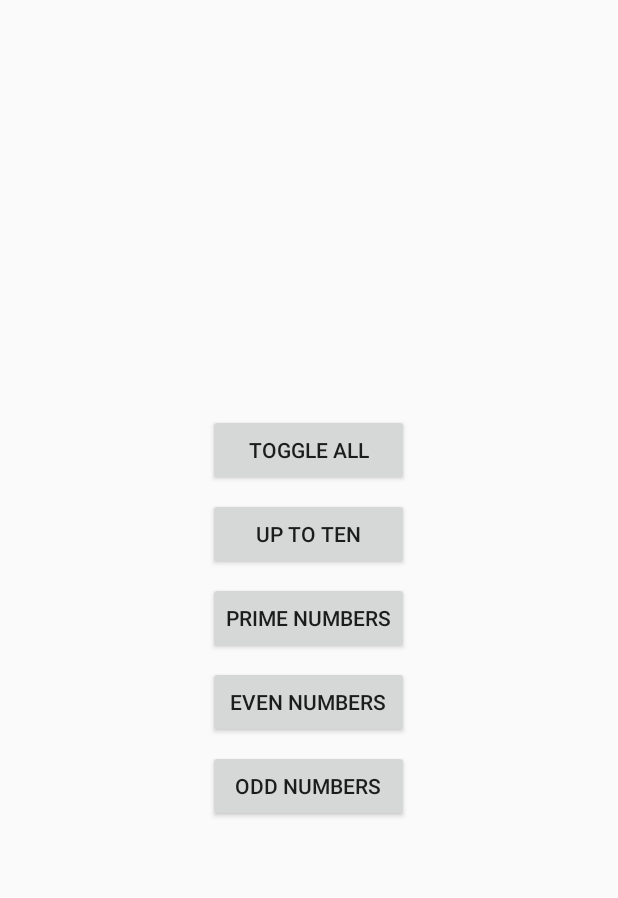
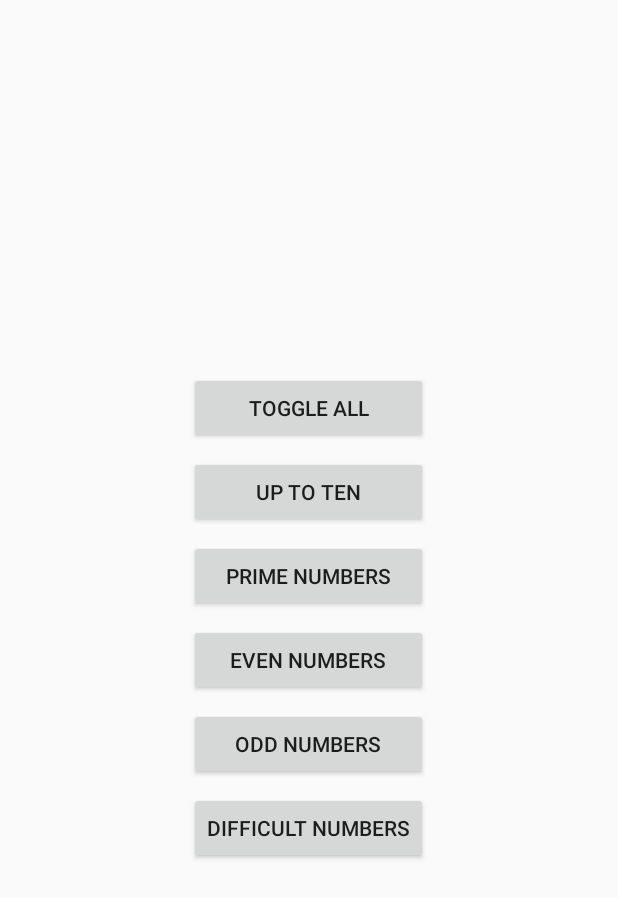
Before and after one commit to Frans-Lukas/MultiplicationQuiz, an Android app: the layout fragment_toggle_dialog.xml on its own in the app's theme, with its tools: preview values and no code run, on a phone screen of 412 x 824 dp. Shown: the top 898 px of the screen. Run offline under Robolectric (Android 15) with nearby library versions, the phone set to English and light mode, and no system bars.

Commit message:
added cancel button

```diff
--- a/app/src/main/java/com/example/multiplicationtablequiz/QuestionViewModel.kt
+++ b/app/src/main/java/com/example/multiplicationtablequiz/QuestionViewModel.kt
@@ -28,7 +28,6 @@ class QuestionViewModel(application: Application) : AndroidViewModel(application
     fun findByPair(prod1:Int, prod2:Int) : LiveData<List<MultiplicationPair>> =
             runBlocking { repository.findByMultPair(prod1, prod2) }
 
-
     fun update(multPair: MultiplicationPair) =
         ioScope.launch{ repository.update(multPair) }
 
--- a/app/src/main/java/com/example/multiplicationtablequiz/db/MultiplicationPairRepository.kt
+++ b/app/src/main/java/com/example/multiplicationtablequiz/db/MultiplicationPairRepository.kt
@@ -18,4 +18,8 @@ class MultiplicationPairRepository (private val multPairDao: MultiplicationPairD
     suspend fun findByMultPair(prod1 : Int, prod2 : Int) : LiveData<List<MultiplicationPair>>{
         return multPairDao.findByProducts(prod1, prod2)
     }
+
+    suspend fun findAllPairs(): LiveData<List<MultiplicationPair>> {
+        return multPairDao.getAll()
+    }
 }
--- a/app/src/main/java/com/example/multiplicationtablequiz/fragment/ToggleSettingsFragment.kt
+++ b/app/src/main/java/com/example/multiplicationtablequiz/fragment/ToggleSettingsFragment.kt
@@ -15,7 +15,9 @@ class ToggleSettingsFragment : DialogFragment() {
 
             val builder = AlertDialog.Builder(it)
             val inflater = requireActivity().layoutInflater
-            builder.setView(inflater.inflate(R.layout.fragment_toggle_dialog, null)).create()
+            builder.
+                    setView(inflater.inflate(R.layout.fragment_toggle_dialog, null)).
+                    setNegativeButton(R.string.cancel) { dialog, id -> dialog.cancel() }.create()
         } ?: throw IllegalStateException("Activity cannot be null")
 
     }
--- a/app/src/main/res/layout/fragment_toggle_dialog.xml
+++ b/app/src/main/res/layout/fragment_toggle_dialog.xml
@@ -47,4 +47,13 @@
         android:layout_width="match_parent"
         android:layout_height="wrap_content"
         android:text="Odd Numbers" />
+
+
+    <Button
+        android:id="@+id/difficultNumbers"
+        android:layout_margin="@dimen/marginToggleButtonDialog"
+        android:onClick="toggleDifficultNumbers"
+        android:layout_width="match_parent"
+        android:layout_height="wrap_content"
+        android:text="difficult numbers" />
 </LinearLayout>
--- a/app/src/main/res/values/strings.xml
+++ b/app/src/main/res/values/strings.xml
@@ -14,4 +14,5 @@
 
     <!-- TODO: Remove or change this placeholder text -->
     <string name="hello_blank_fragment">Hello blank fragment</string>
+    <string name="cancel">cancel</string>
 </resources>
```
Also changed, not shown: app/src/main/java/com/example/multiplicationtablequiz/activity/NumberSelectActivity.kt (+34 -19 lines).
